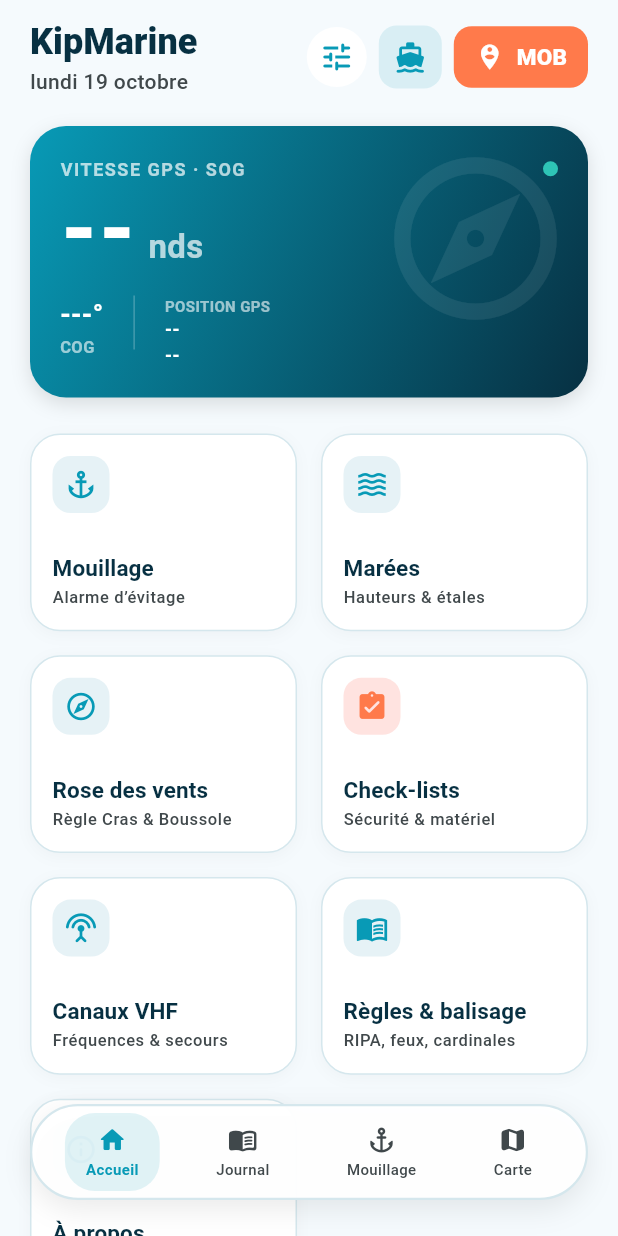
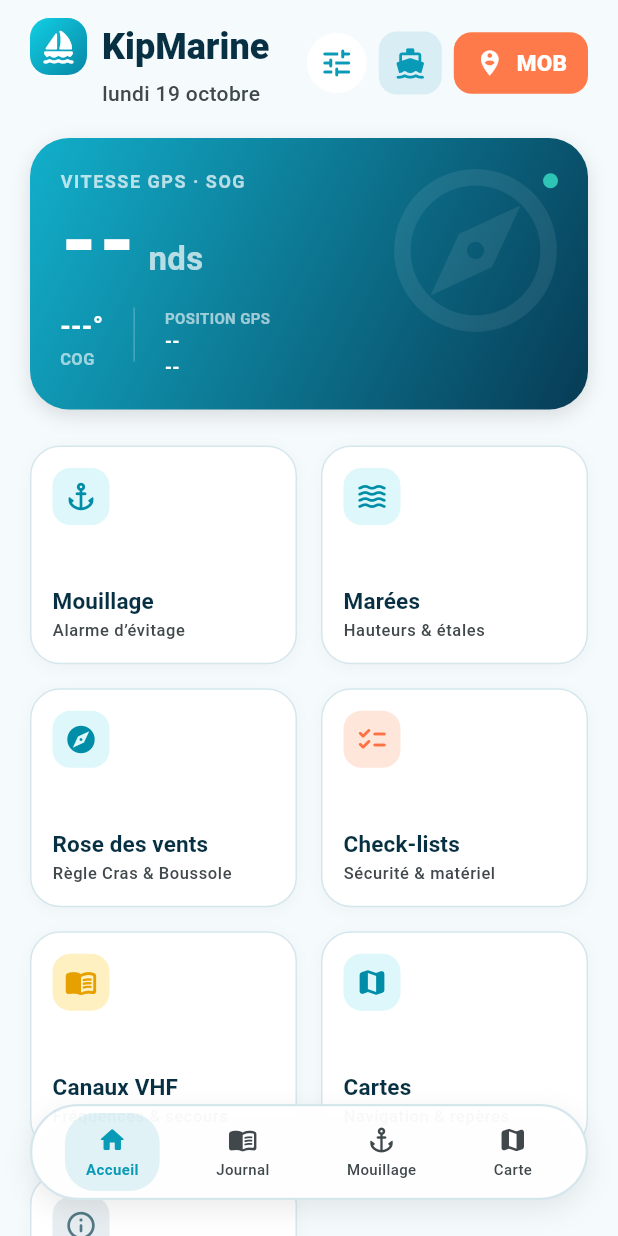
Before and after one commit to franckled/kipmarine, a Flutter app: the screen it shows after launch, on a phone screen of 412 x 824 dp. Run offline on Flutter 3.47's test engine with Material 3 defaults, Android fonts, the phone set to English and light mode, and no system bars; our stand-ins replace audioplayers, flutter_compass, flutter_map, geolocator, latlong2, package_info_plus and 3 more.

Commit message:
Refine V6 dashboard Mediterranean visual design

```diff
--- a/lib/features/navigation/screens/navigation_dashboard_screen.dart
+++ b/lib/features/navigation/screens/navigation_dashboard_screen.dart
@@ -94,18 +94,43 @@
                       Column(
                         crossAxisAlignment: CrossAxisAlignment.start,
                         children: [
+                          Row(
+                            mainAxisSize: MainAxisSize.min,
+                            children: [
+                              Container(
+                                width: 38,
+                                height: 38,
+                                decoration: BoxDecoration(
+                                  gradient: const LinearGradient(
+                                    colors: [Color(0xFF12CFE3), Color(0xFF0787A6)],
+                                    begin: Alignment.topLeft,
+                                    end: Alignment.bottomRight,
+                                  ),
+                                  borderRadius: BorderRadius.circular(13),
+                                ),
+                                child: const Icon(
+                                  Icons.sailing_rounded,
+                                  color: Colors.white,
+                                  size: 24,
+                                ),
+                              ),
+                              const SizedBox(width: 10),
                               Text(
                                 'KipMarine',
                             style: Theme.of(context).textTheme.headlineSmall?.copyWith(
                                 fontWeight: FontWeight.w900,
                                 color: Theme.of(context).colorScheme.onSurface,
                               ),
+                            ],
                           ),
-                          Text(
+                          Padding(
+                            padding: const EdgeInsets.only(left: 48, top: 2),
+                            child: Text(
                               _getFormattedDate(),
                             style: Theme.of(context).textTheme.bodyMedium?.copyWith(
                               color: Theme.of(context).colorScheme.onSurfaceVariant,
                                 fontWeight: FontWeight.w500,
+                              ),
                             ),
                           ),
                         ],
@@ -205,15 +230,14 @@
                     width: double.infinity,
                     padding: const EdgeInsets.all(20),
                     decoration: BoxDecoration(
-                      gradient: const LinearGradient(
-                        colors: [
-                          AppColors.primaryTeal,
-                          AppColors.primaryTealDark,
-                        ],
+                      gradient: LinearGradient(
+                        colors: Theme.of(context).brightness == Brightness.dark
+                            ? const [Color(0xFF0787A6), Color(0xFF061C27)]
+                            : const [Color(0xFF12AFCB), Color(0xFF073B55)],
                         begin: Alignment.topLeft,
                         end: Alignment.bottomRight,
                       ),
-                      borderRadius: BorderRadius.circular(24),
+                      borderRadius: BorderRadius.circular(26),
                       boxShadow: const [
                         BoxShadow(
                           color: Colors.black12,
@@ -391,19 +415,27 @@
                     physics: const NeverScrollableScrollPhysics(),
                     mainAxisSpacing: 16,
                     crossAxisSpacing: 16,
-                    childAspectRatio: 1.35,
+                    childAspectRatio: 1.22,
                     children: [
-                      const _GridCard(
-                        icon: Icons.anchor,
-                        iconBg: AppColors.iconBgCyan,
-                        iconColor: AppColors.primaryTeal,
+                      _GridCard(
+                        icon: Icons.anchor_rounded,
+                        iconBg: const Color(0xFFDDF7FA),
+                        iconColor: const Color(0xFF008DA7),
                         title: 'Mouillage',
                         subtitle: 'Alarme d’évitage',
+                        onTap: () {
+                          Navigator.push(
+                            context,
+                            MaterialPageRoute(
+                              builder: (_) => const AnchorWatchScreen(),
+                            ),
+                          );
+                        },
                       ),
                       _GridCard(
-                        icon: Icons.waves,
-                        iconBg: AppColors.iconBgCyan,
-                        iconColor: AppColors.primaryTeal,
+                        icon: Icons.waves_rounded,
+                        iconBg: const Color(0xFFDDF7FA),
+                        iconColor: const Color(0xFF008DA7),
                         title: 'Marées',
                         subtitle: 'Hauteurs & étales',
                         onTap: () {
@@ -416,9 +448,9 @@
                         },
                       ),
                       _GridCard(
-                        icon: Icons.explore_outlined,
-                        iconBg: AppColors.iconBgCyan,
-                        iconColor: AppColors.primaryTeal,
+                        icon: Icons.explore_rounded,
+                        iconBg: const Color(0xFFDDF7FA),
+                        iconColor: const Color(0xFF008DA7),
                         title: 'Rose des vents',
                         subtitle: 'Règle Cras & Boussole',
                         onTap: () {
@@ -431,9 +463,9 @@
                         },
                       ),
                       _GridCard(
-                        icon: Icons.assignment_turned_in_rounded,
-                        iconBg: AppColors.iconBgRed,
-                        iconColor: AppColors.mobOrange,
+                        icon: Icons.checklist_rounded,
+                        iconBg: const Color(0xFFFFE6DB),
+                        iconColor: const Color(0xFFFF7043),
                         title: 'Check-lists',
                         subtitle: 'Sécurité & matériel',
                         onTap: () {
@@ -446,9 +478,9 @@
                         },
                       ),
                       _GridCard(
-                        icon: Icons.settings_input_antenna_rounded,
-                        iconBg: AppColors.iconBgCyan,
-                        iconColor: AppColors.primaryTeal,
+                        icon: Icons.menu_book_rounded,
+                        iconBg: const Color(0xFFFFF0C2),
+                        iconColor: const Color(0xFFE6A000),
                         title: 'Canaux VHF',
                         subtitle: 'Fréquences & secours',
                         onTap: () {
@@ -461,11 +493,11 @@
                         },
                       ),
                       _GridCard(
-                        icon: Icons.menu_book_outlined,
-                        iconBg: AppColors.iconBgCyan,
-                        iconColor: AppColors.primaryTeal,
-                        title: 'Règles & balisage',
-                        subtitle: 'RIPA, feux, cardinales',
+                        icon: Icons.map_rounded,
+                        iconBg: const Color(0xFFDDF7FA),
+                        iconColor: const Color(0xFF008DA7),
+                        title: 'Cartes',
+                        subtitle: 'Navigation & repères',
                         onTap: () {
                           Navigator.push(
                             context,
@@ -477,8 +509,8 @@
                       ),
                       _GridCard(
                         icon: Icons.info_outline_rounded,
-                        iconBg: AppColors.iconBgCyan,
-                        iconColor: AppColors.primaryTeal,
+                        iconBg: const Color(0xFFE7EDF0),
+                        iconColor: const Color(0xFF527985),
                         title: 'À propos',
                         subtitle: 'KipMarine & version',
                         onTap: () {
```
Lines whose indentation alone changed are shown as unchanged.
